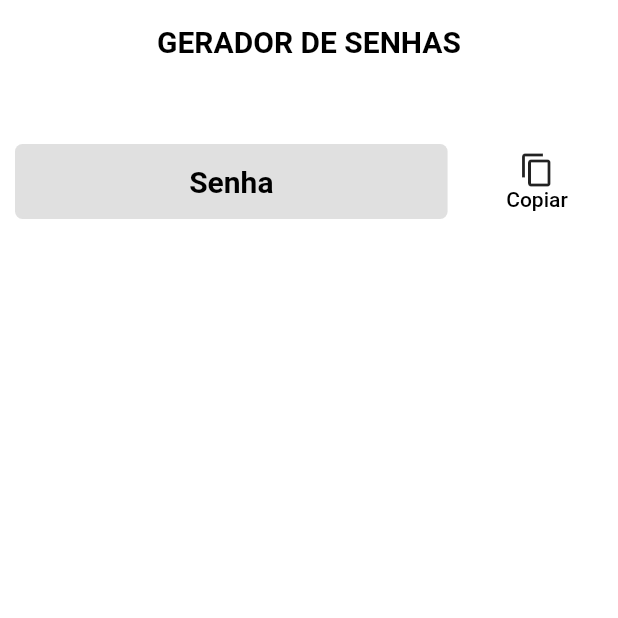
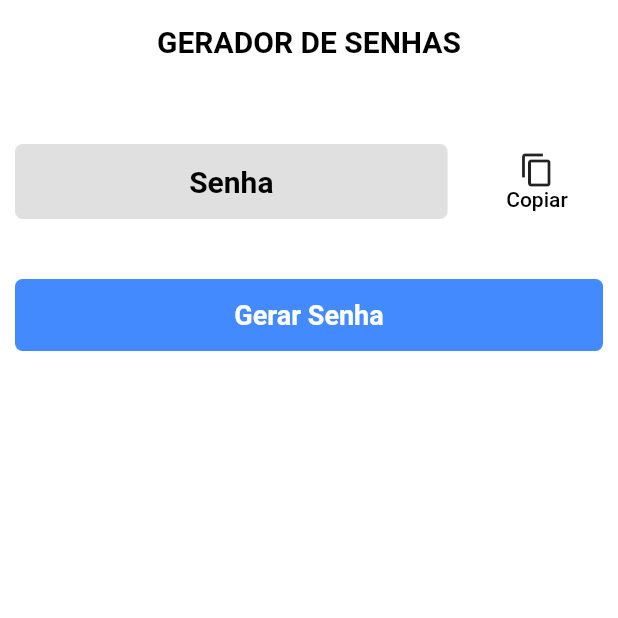
Before and after one commit to HeneryPaina/app_gerador_senha, a Flutter app: the screen it shows after launch, on a phone screen of 412 x 824 dp, the top half of it. Run offline on Flutter 3.47's test engine with Material 2 defaults, Android fonts, the phone set to English and light mode, and no system bars.

Commit message:
Adicionado o botao responsavel por gerar senha

```diff
--- a/lib/pages/home.dart
+++ b/lib/pages/home.dart
@@ -61,7 +61,27 @@ class _HomeState extends State<Home> {
                     onPressed: () {},
                   ),
                 ],
-              )
+              ),
+              SizedBox(
+                height: 40,
+              ),
+              Container(
+                width: MediaQuery.of(context).size.width,
+                decoration: BoxDecoration(
+                    borderRadius: BorderRadius.circular(5),
+                    color: Colors.blueAccent),
+                child: FlatButton(
+                  child: Text(
+                    "Gerar Senha",
+                    style: TextStyle(
+                      fontSize: 18,
+                      fontWeight: FontWeight.bold,
+                      color: Colors.white,
+                    ),
+                  ),
+                  onPressed: () {},
+                ),
+              ),
             ],
           ),
         ),
```
